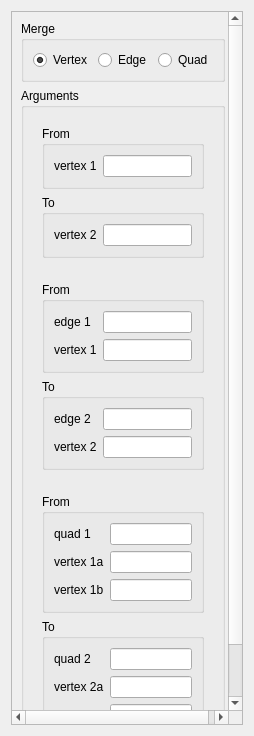
Old version of the form src/HEXABLOCKGUI/Merge_QTD.ui in the repository SalomePlatform/hexablock.
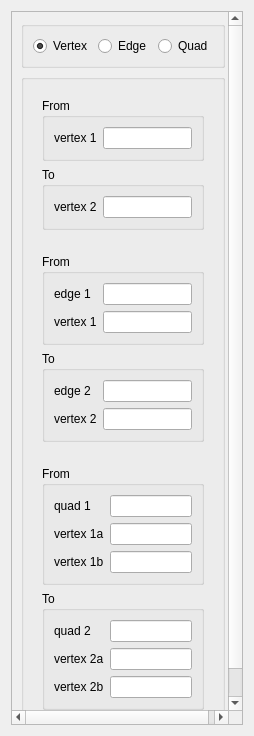
New version of the form.

What changed in the file:
```diff
--- a/src/HEXABLOCKGUI/Merge_QTD.ui
+++ b/src/HEXABLOCKGUI/Merge_QTD.ui
@@ -38,9 +38,9 @@
       <property name="geometry">
        <rect>
         <x>0</x>
-        <y>-8</y>
-        <width>217</width>
-        <height>728</height>
+        <y>0</y>
+        <width>216</width>
+        <height>784</height>
        </rect>
       </property>
       <layout class="QVBoxLayout" name="verticalLayout_6">
@@ -53,7 +53,7 @@
           </sizepolicy>
          </property>
          <property name="title">
-          <string>Merge</string>
+          <string/>
          </property>
          <layout class="QHBoxLayout" name="horizontalLayout">
           <item>
@@ -98,7 +98,7 @@
        <item>
         <widget class="QGroupBox" name="groupBox_2">
          <property name="title">
-          <string>Arguments</string>
+          <string/>
          </property>
          <layout class="QVBoxLayout" name="verticalLayout">
           <item>
```
